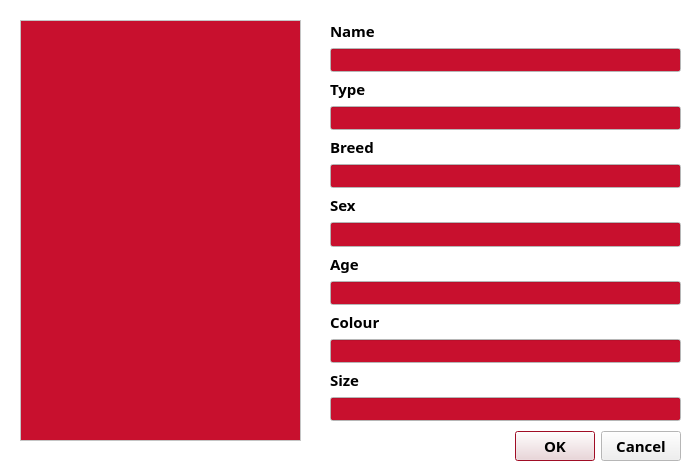
This is cuACS/viewanimals.ui in cameronhawtin/Animal-Farm-cuACS as Qt 5 draws it before an edit. The edited form follows.
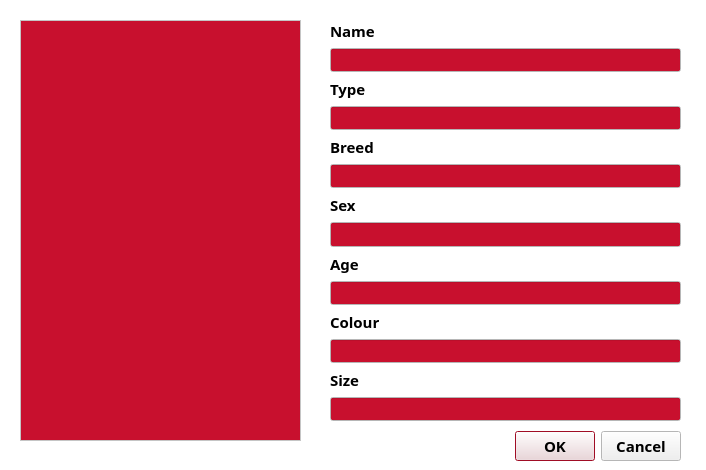
This is the edited form.

Diff of the .ui file:
```diff
--- a/cuACS/viewanimals.ui
+++ b/cuACS/viewanimals.ui
@@ -6,7 +6,7 @@
    <rect>
     <x>0</x>
     <y>0</y>
-    <width>700</width>
+    <width>706</width>
     <height>470</height>
    </rect>
   </property>
```
